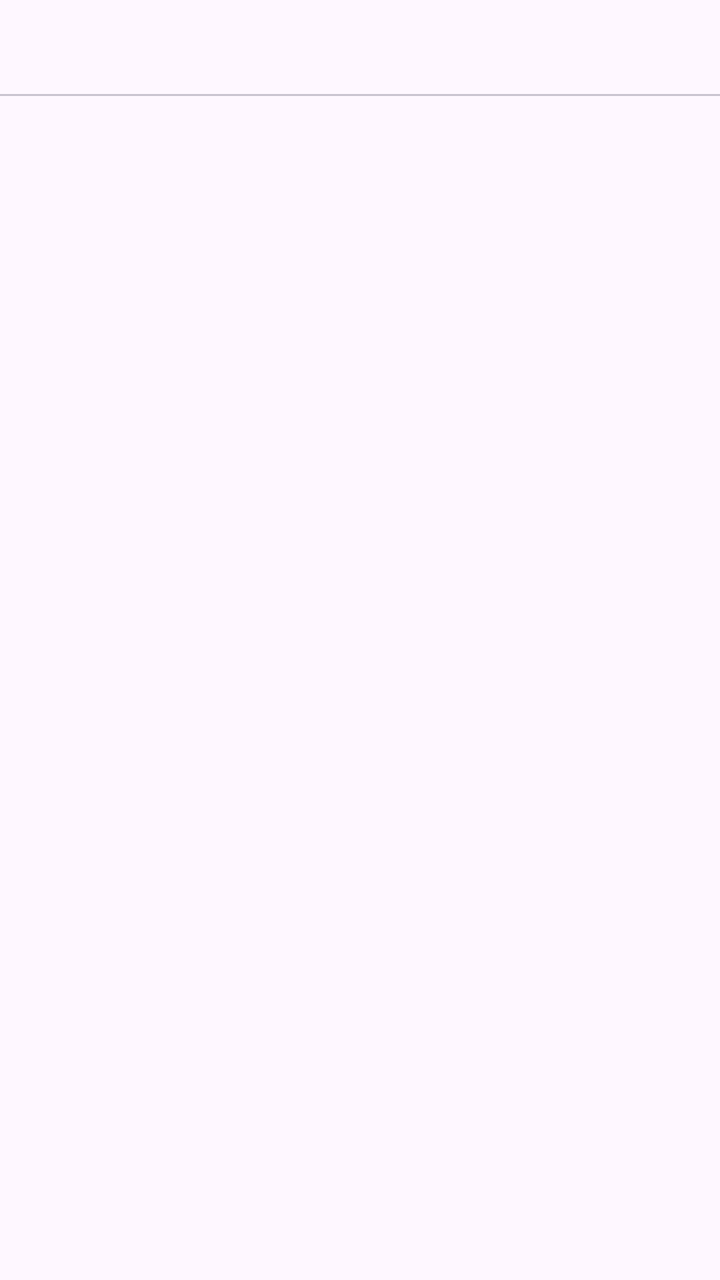
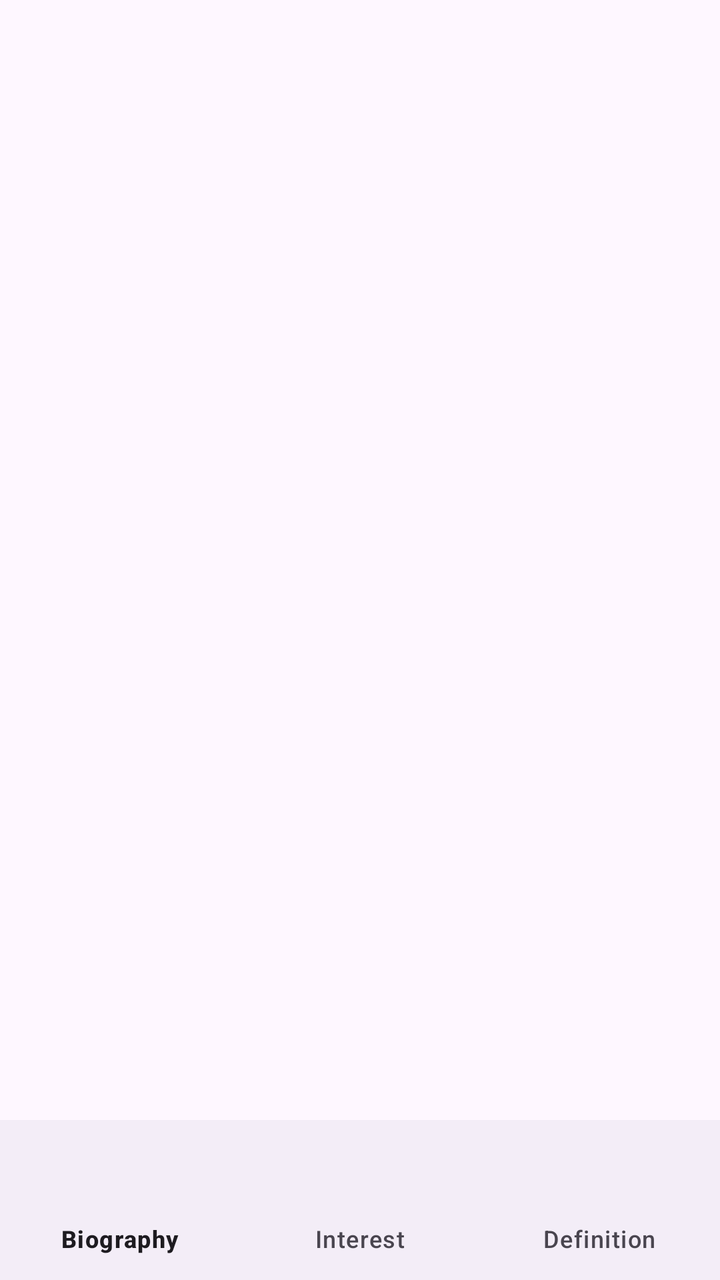

Compare the two renders of this Android layout. The source of the first and the diff that turns it into the second are given below.
<!-- AndroidManifest.xml: application theme Theme.AndroidStudioActivity -->
<!-- res/layout/content_main.xml -->
<?xml version="1.0" encoding="utf-8"?>
<LinearLayout xmlns:android="http://schemas.android.com/apk/res/android"
    xmlns:app="http://schemas.android.com/apk/res-auto"
    android:layout_width="match_parent"
    android:layout_height="match_parent"
    android:orientation="vertical"
    app:layout_behavior="@string/appbar_scrolling_view_behavior">

    <com.google.android.material.tabs.TabLayout
        android:id="@+id/tab_layout"
        android:layout_width="match_parent"
        android:layout_height="wrap_content"/>

    <androidx.viewpager2.widget.ViewPager2
        android:id="@+id/view_pager"
        android:layout_width="match_parent"
        android:layout_height="match_parent"/>

</LinearLayout>
<!-- resources referenced by this layout -->
<resources>
  <style name="Theme.AndroidStudioActivity" parent="Base.Theme.AndroidStudioActivity" />
  <style name="Base.Theme.AndroidStudioActivity" parent="Theme.Material3.DayNight.NoActionBar">
          
          
      </style>
</resources>

<!-- the commit's change to res/layout/content_main.xml (unified diff, before → after) -->
@@ -6,14 +6,16 @@
     android:orientation="vertical"
     app:layout_behavior="@string/appbar_scrolling_view_behavior">
 
-    <com.google.android.material.tabs.TabLayout
-        android:id="@+id/tab_layout"
+    <FrameLayout
+        android:id="@+id/fragment_container"
         android:layout_width="match_parent"
-        android:layout_height="wrap_content"/>
+        android:layout_height="0dp"
+        android:layout_weight="1"/>
 
-    <androidx.viewpager2.widget.ViewPager2
-        android:id="@+id/view_pager"
+    <com.google.android.material.bottomnavigation.BottomNavigationView
+        android:id="@+id/bottom_nav"
         android:layout_width="match_parent"
-        android:layout_height="match_parent"/>
+        android:layout_height="wrap_content"
+        app:menu="@menu/bottom_nav_menu"/>
 
 </LinearLayout>
